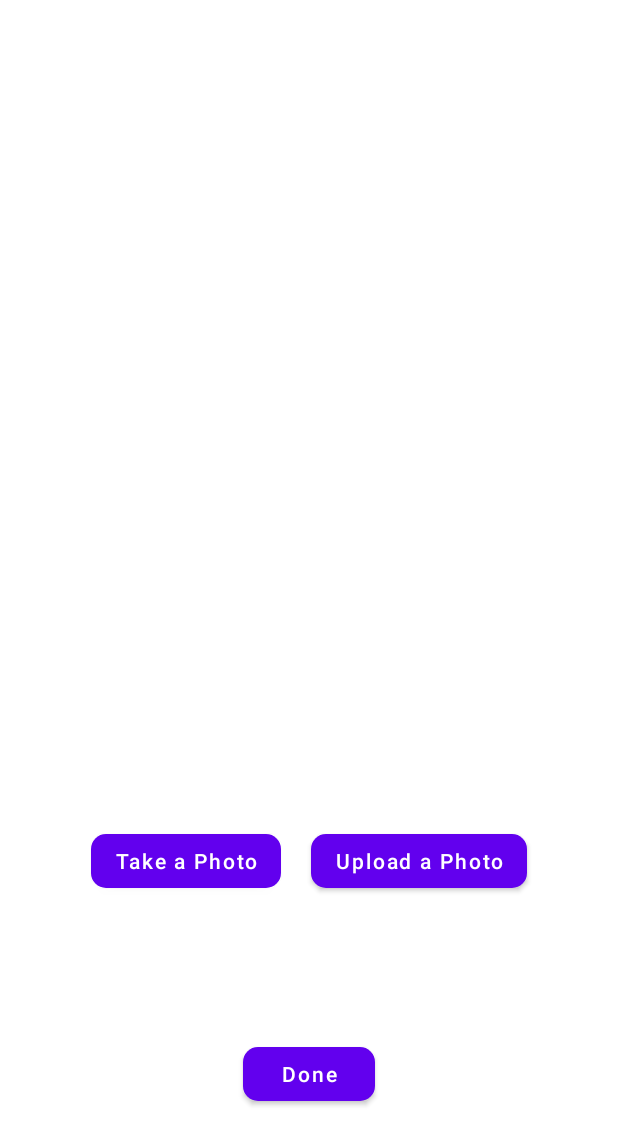
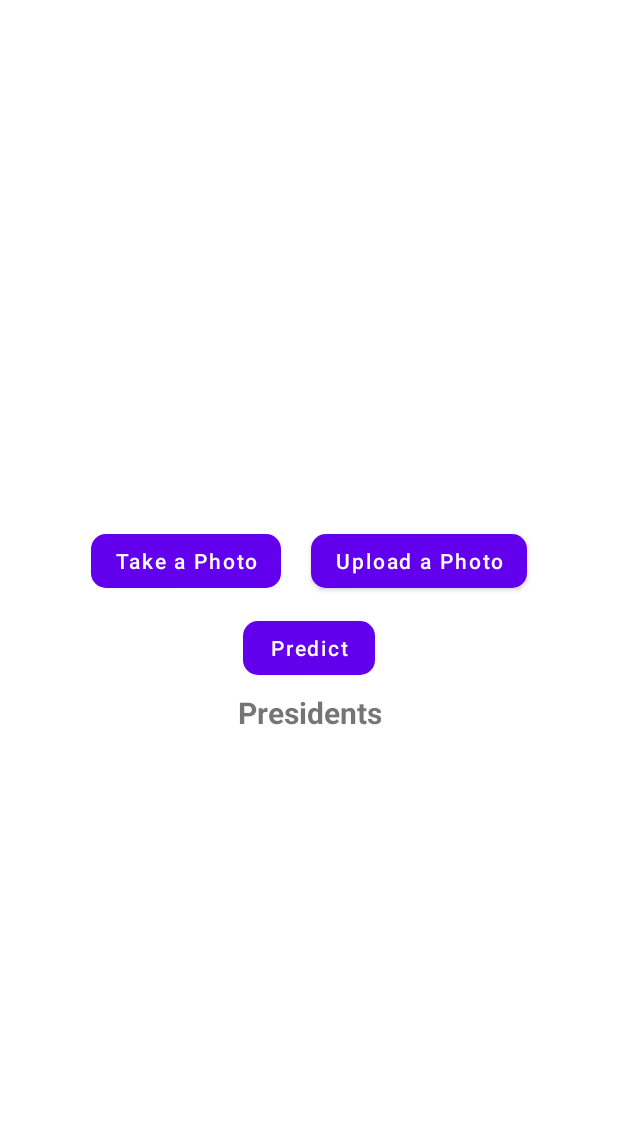
Before and after one commit to ZeyadMohamed2231/Presidents, an Android app: the fragment CapturePhotoFragment placed in its activity, on a phone screen of 412 x 824 dp. Shown: the top 1145 px of the screen. Run offline under Robolectric (Android 15) with nearby library versions, the phone set to English and light mode, and no system bars; 1 statement that could not run was skipped.

Commit message:
APIS(ERROR IN UPLOADING IMAGE)

```diff
--- a/app/build.gradle
+++ b/app/build.gradle
@@ -41,4 +41,9 @@ dependencies {
     testImplementation 'junit:junit:4.13.2'
     androidTestImplementation 'androidx.test.ext:junit:1.1.3'
     androidTestImplementation 'androidx.test.espresso:espresso-core:3.4.0'
+
+    //retrofit
+    implementation 'com.squareup.retrofit2:retrofit:2.9.0'
+    //Gson
+    implementation 'com.squareup.retrofit2:converter-gson:2.9.0'
 }
--- /dev/null
+++ b/app/src/main/java/com/example/presidents/ApiInterface.kt
@@ -0,0 +1,14 @@
+package com.example.presidents
+
+import android.graphics.Bitmap
+import android.graphics.BitmapFactory
+import retrofit2.Call
+import retrofit2.http.Body
+import retrofit2.http.GET
+import retrofit2.http.POST
+import java.io.File
+
+interface ApiInterface {
+    @POST("predict")
+    fun storePost(@Body map:HashMap<String, String>): Call<MyData>
+}
--- /dev/null
+++ b/app/src/main/java/com/example/presidents/MyData.kt
@@ -0,0 +1,5 @@
+package com.example.presidents
+
+data class MyData(
+    val prediction: String
+)
--- a/app/src/main/res/layout/fragment_capture_photo.xml
+++ b/app/src/main/res/layout/fragment_capture_photo.xml
@@ -1,5 +1,5 @@
 <?xml version="1.0" encoding="utf-8"?>
-<androidx.constraintlayout.widget.ConstraintLayout xmlns:android="http://schemas.android.com/apk/res/android"
+<LinearLayout xmlns:android="http://schemas.android.com/apk/res/android"
 xmlns:app="http://schemas.android.com/apk/res-auto"
 xmlns:tools="http://schemas.android.com/tools"
 android:layout_width="match_parent"
@@ -7,20 +7,21 @@ android:layout_height="match_parent"
 android:orientation="vertical"
 tools:context=".CapturePhotoFragment">
 
+
 <ImageView
+
     app:layout_constraintTop_toTopOf="parent"
     app:layout_constraintStart_toStartOf="parent"
     app:layout_constraintEnd_toEndOf="parent"
+    app:layout_constraintBottom_toTopOf="@id/layout1"
     android:id="@+id/image"
     android:layout_margin="20dp"
     android:layout_width="match_parent"
-    android:layout_height="500dp"/>
+    android:layout_height="300dp"/>
 
 <LinearLayout
     android:id="@+id/layout1"
-    app:layout_constraintTop_toBottomOf="@+id/image"
     android:gravity="center"
-    android:layout_margin="20dp"
     android:orientation="horizontal"
     android:layout_width="match_parent"
     android:layout_height="wrap_content">
@@ -45,21 +46,47 @@ tools:context=".CapturePhotoFragment">
 
 </LinearLayout>
 
+    <LinearLayout
+        app:layout_constraintTop_toBottomOf="@id/layout1"
+        android:gravity="center"
+        android:orientation="vertical"
+        android:layout_width="match_parent"
+        android:layout_height="wrap_content"
+        >
+        <com.google.android.material.button.MaterialButton
 
-<com.google.android.material.button.MaterialButton
             app:layout_constraintStart_toStartOf="parent"
             app:layout_constraintEnd_toEndOf="parent"
             app:layout_constraintTop_toBottomOf="@id/layout1"
             app:layout_constraintBottom_toBottomOf="parent"
             android:layout_gravity="center"
-    android:id="@+id/Done"
+            android:id="@+id/Predict"
             app:cornerRadius="10dp"
-    android:text="@string/done"
+            android:text="@string/predict"
             android:textAllCaps="false"
-    android:layout_margin="10dp"
             android:layout_width="wrap_content"
             android:layout_height="wrap_content"/>
 
+        <TextView
+            android:id="@+id/presidents"
+            android:gravity="center"
+            android:text="@string/app_name"
+            android:textSize="20sp"
+            android:textStyle="bold"
+            android:layout_marginTop="5dp"
+            android:layout_width="wrap_content"
+            android:layout_height="match_parent"/>
 
 
-</androidx.constraintlayout.widget.ConstraintLayout>
+    </LinearLayout>
+
+
+
+
+
+
+
+
+
+
+</LinearLayout>
--- a/app/src/main/res/layout/fragment_splash.xml
+++ b/app/src/main/res/layout/fragment_splash.xml
@@ -5,10 +5,5 @@
     android:layout_height="match_parent"
     tools:context=".SplashFragment">
 
-    <!-- TODO: Update blank fragment layout -->
-    <TextView
-        android:layout_width="match_parent"
-        android:layout_height="match_parent"
-        android:text="@string/hello_blank_fragment" />
 
 </FrameLayout>
--- a/app/src/main/res/values/strings.xml
+++ b/app/src/main/res/values/strings.xml
@@ -5,4 +5,5 @@
     <string name="done">Done</string>
     <!-- TODO: Remove or change this placeholder text -->
     <string name="hello_blank_fragment">Hello blank fragment</string>
+    <string name="predict">Predict</string>
 </resources>
```
Also changed, not shown: app/src/main/AndroidManifest.xml (+6 -1 lines), app/src/main/java/com/example/presidents/CapturePhotoFragment.kt (+130 -6 lines). Lines whose indentation alone changed are shown as unchanged.
